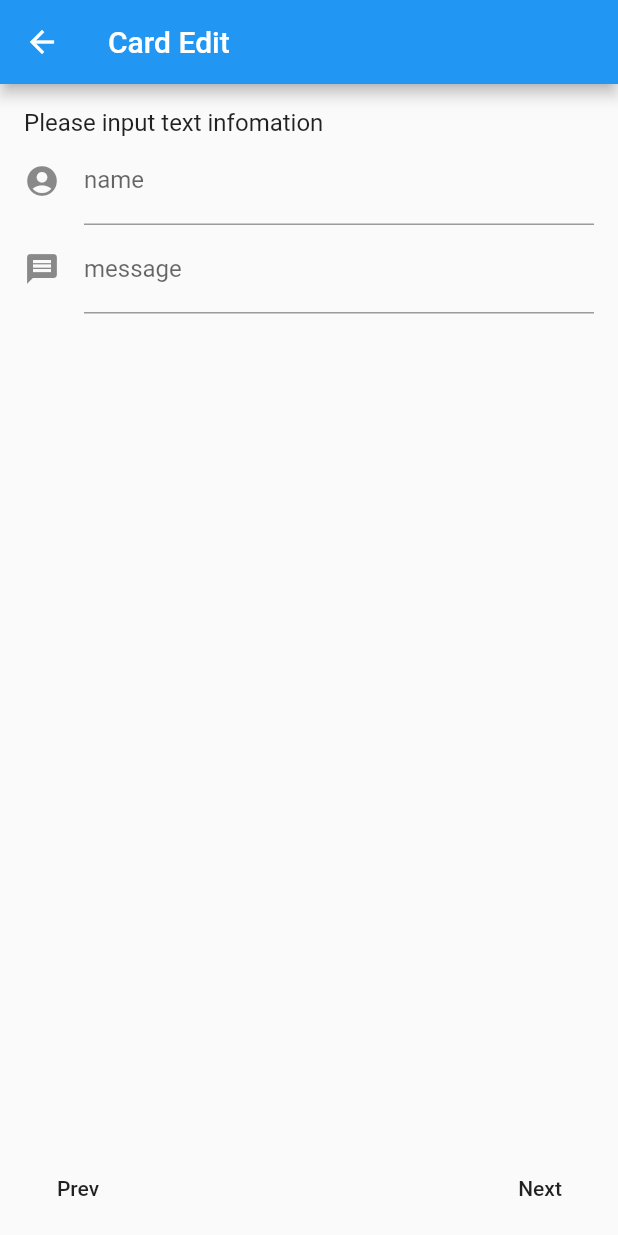
After one commit to hyata87/codca_app, a Flutter app: the CardDraftEditScreen screen opened by its route, after a tap on "Next", on a phone screen of 412 x 824 dp. The commit adds this screen. Run offline on Flutter 3.47's test engine with Material 2 defaults, Android fonts, the phone set to English and light mode, and no system bars; our stand-ins replace built_collection, built_value, font_awesome_flutter, image_picker; generated files the repository leaves out were written again.

Commit message:
add card draft

```diff
--- /dev/null
+++ b/lib/domain/card/card_draft.dart
@@ -0,0 +1,39 @@
+import 'package:built_value/built_value.dart';
+import 'package:built_value/serializer.dart';
+import 'package:codca/domain/card/share_link.dart';
+import 'package:codca/domain/serializers.dart';
+
+part 'card_draft.g.dart';
+
+abstract class CardDraft implements Built<CardDraft, CardDraftBuilder> {
+  @nullable
+  String get uid;
+
+  @nullable
+  String get image;
+
+  @nullable
+  String get name;
+
+  @nullable
+  String get message;
+
+  Set<ShareLink> get shareLinks;
+
+  DateTime get createdAt;
+
+  DateTime get updatedAt;
+
+  CardDraft._();
+  factory CardDraft([void Function(CardDraftBuilder) updates]) = _$CardDraft;
+
+  Map<String, dynamic> toJson() {
+    return serializers.serializeWith(CardDraft.serializer, this);
+  }
+
+  static CardDraft fromJson(Map<String, dynamic> json) {
+    return serializers.deserializeWith(CardDraft.serializer, json);
+  }
+
+  static Serializer<CardDraft> get serializer => _$cardDraftSerializer;
+}
--- /dev/null
+++ b/lib/domain/card/card_draft_repository.dart
@@ -0,0 +1,11 @@
+import 'package:codca/domain/card/card_draft.dart';
+
+abstract class CardDraftRepository {
+  Future<CardDraft> create();
+  Future<CardDraft> fetch(String uid);
+  Future<List<CardDraft>> find();
+  // 下書き保存
+  Future<void> save(CardDraft draft);
+  // 公開
+  Future<void> publish(CardDraft draft);
+}
--- /dev/null
+++ b/lib/domain/card/create_card_draft_usecase.dart
@@ -0,0 +1,14 @@
+import 'package:codca/domain/card/card_draft.dart';
+import 'package:codca/domain/card/card_draft_repository.dart';
+import 'package:codca/domain/usecase.dart';
+
+class CreateCardDraftUseCase implements UseCase<CardDraft, void> {
+  final CardDraftRepository _repository;
+
+  CreateCardDraftUseCase(this._repository);
+
+  @override
+  Future<CardDraft> invoke(void param) {
+    return _repository.create();
+  }
+}
--- /dev/null
+++ b/lib/domain/card/get_card_draft_usecase.dart
@@ -0,0 +1,14 @@
+import 'package:codca/domain/card/card_draft.dart';
+import 'package:codca/domain/card/card_draft_repository.dart';
+import 'package:codca/domain/usecase.dart';
+
+class GetCardDraftUseCase implements UseCase<CardDraft, String> {
+  final CardDraftRepository _repository;
+
+  GetCardDraftUseCase(this._repository);
+
+  @override
+  Future<CardDraft> invoke(String param) {
+    return _repository.fetch(param);
+  }
+}
--- /dev/null
+++ b/lib/domain/card/share_link.dart
@@ -0,0 +1,16 @@
+import 'package:built_collection/built_collection.dart';
+import 'package:built_value/built_value.dart';
+
+part 'share_link.g.dart';
+
+class ShareLink extends EnumClass {
+  static const ShareLink profile = _$profile;
+  static const ShareLink email = _$email;
+  static const ShareLink webSite = _$webSite;
+  static const ShareLink twitter = _$twitter;
+
+  const ShareLink._(String name) : super(name);
+
+  static BuiltSet<ShareLink> get values => _$shareLinkValues;
+  static ShareLink valueOf(String name) => _$shareLinkValueOf(name);
+}
--- /dev/null
+++ b/lib/infra/card/stub_card_draft_repository.dart
@@ -0,0 +1,38 @@
+import 'package:codca/domain/card/card_draft.dart';
+import 'package:codca/domain/card/card_draft_repository.dart';
+import 'package:codca/domain/card/share_link.dart';
+
+class StubCardDraftRepository implements CardDraftRepository {
+  @override
+  Future<CardDraft> create() async {
+    return CardDraft((b) {
+      b.shareLinks = Set.of([ShareLink.profile]);
+      b.createdAt = DateTime.now();
+      b.updatedAt = DateTime.now();
+    });
+  }
+
+  @override
+  Future<CardDraft> fetch(String uid) {
+    // TODO: implement fetch
+    return null;
+  }
+
+  @override
+  Future<List<CardDraft>> find() {
+    // TODO: implement find
+    return null;
+  }
+
+  @override
+  Future<void> publish(CardDraft draft) {
+    // TODO: implement publish
+    return null;
+  }
+
+  @override
+  Future<void> save(CardDraft draft) {
+    // TODO: implement save
+    return null;
+  }
+}
--- a/lib/main.dart
+++ b/lib/main.dart
@@ -1,8 +1,11 @@
-import 'package:codca/presenter/card/card_edit_photo_screen.dart';
+import 'package:codca/domain/card/card_draft_repository.dart';
+import 'package:codca/infra/card/stub_card_draft_repository.dart';
+import 'package:codca/presenter/card/card_draft_edit_screen.dart';
 import 'package:codca/presenter/card/card_edit_screen.dart';
 import 'package:codca/presenter/card/card_screen.dart';
 import 'package:codca/presenter/home/home_screen.dart';
 import 'package:flutter/material.dart';
+import 'package:provider/provider.dart';
 
 void main() => runApp(MyApp());
 
@@ -10,7 +13,12 @@ class MyApp extends StatelessWidget {
   // This widget is the root of your application.
   @override
   Widget build(BuildContext context) {
-    return MaterialApp(
+    return MultiProvider(
+      providers: [
+        Provider<CardDraftRepository>(
+            create: (context) => StubCardDraftRepository()),
+      ],
+      child: MaterialApp(
         title: 'Flutter Demo',
         theme: ThemeData(
           // This is the theme of your application.
@@ -27,10 +35,11 @@ class MyApp extends StatelessWidget {
         initialRoute: "/",
         routes: {
           "/": (context) => HomeScreen(),
-        "/cards/create": (context) => CardEditPhotoScreen(),
+          "/cards/create": (context) => CardDraftEditScreen(null),
           "/cards/detail": (context) => CardScreen(),
           "/cards/update": (context) => CardEditScreen()
         },
+      ),
     );
   }
 }
--- /dev/null
+++ b/lib/presenter/card/card_draft_edit_screen.dart
@@ -0,0 +1,105 @@
+import 'package:codca/domain/card/card_draft_repository.dart';
+import 'package:codca/domain/card/create_card_draft_usecase.dart';
+import 'package:codca/domain/card/get_card_draft_usecase.dart';
+import 'package:codca/presenter/card/card_draft_model.dart';
+import 'package:codca/presenter/card/card_edit_link_page.dart';
+import 'package:codca/presenter/card/card_edit_photo_page.dart';
+import 'package:codca/presenter/card/card_edit_texts_page.dart';
+import 'package:flutter/material.dart';
+import 'package:provider/provider.dart';
+
+class CardDraftEditScreen extends StatelessWidget {
+  final String uid;
+
+  CardDraftEditScreen(this.uid);
+
+  @override
+  Widget build(BuildContext context) {
+    final repository = Provider.of<CardDraftRepository>(context);
+    final createUseCase = CreateCardDraftUseCase(repository);
+    final getUseCase = GetCardDraftUseCase(repository);
+    final PageController pageController = PageController(initialPage: 0);
+    return ChangeNotifierProvider(
+      create: (_) => CardDraftModel(createUseCase, getUseCase)..fetch(uid),
+      child: Consumer<CardDraftModel>(
+        builder: (context, model, __) => Scaffold(
+          appBar: AppBar(
+            title: Text("Card Edit"),
+          ),
+          body: Stack(
+            children: <Widget>[
+              PageView(
+                controller: pageController,
+                children: <Widget>[
+                  CardEditPhotoPage(
+                    image: model.status.selectedImage,
+                    onChangedImage: (file) {
+                      model.selectedPhotoFile(file);
+                    },
+                  ),
+                  CardEditTextsPage(
+                    name: model.status.name,
+                    message: model.status.message,
+                    onChangedName: model.onChangedName,
+                    onChangedMessage: model.onChangedMessage,
+                  ),
+                  CardEditLinkPage(
+                    links: model.status.shareLinks,
+                    onChanged: model.onChangedLinks,
+                  ),
+                ],
+                onPageChanged: (index) {
+                  model.onPageChanged(index);
+                },
+              ),
+              Visibility(
+                visible: model.status.isShowPrevButton,
+                child: Align(
+                  alignment: Alignment.bottomLeft,
+                  child: Padding(
+                    padding: EdgeInsets.all(8),
+                    child: FlatButton(
+                      child: Text("Prev"),
+                      onPressed: () {
+                        pageController.previousPage(
+                            duration: Duration(milliseconds: 300),
+                            curve: Curves.easeIn);
+                      },
+                    ),
+                  ),
+                ),
+              ),
+              Visibility(
+                visible: model.status.isShowNextButton,
+                child: Align(
+                  alignment: Alignment.bottomRight,
+                  child: Padding(
+                    padding: EdgeInsets.all(8),
+                    child: FlatButton(
+                      child: Text("Next"),
+                      onPressed: () {
+                        pageController.nextPage(
+                            duration: Duration(milliseconds: 300),
+                            curve: Curves.easeIn);
+                      },
+                    ),
+                  ),
+                ),
+              ),
+            ],
+          ),
+          floatingActionButton: Visibility(
+            visible: model.status.isValid,
+            child: FloatingActionButton.extended(
+              onPressed: () {},
+              label: Text("Done"),
+              icon: Icon(Icons.done),
+            ),
+          ),
+          floatingActionButtonLocation:
+              FloatingActionButtonLocation.centerFloat,
+        ),
+      ),
+    );
+  }
+}
--- /dev/null
+++ b/lib/presenter/card/card_draft_model.dart
@@ -0,0 +1,125 @@
+import 'dart:io';
+
+import 'package:codca/domain/card/card_draft.dart';
+import 'package:codca/domain/card/create_card_draft_usecase.dart';
+import 'package:codca/domain/card/get_card_draft_usecase.dart';
+import 'package:codca/domain/card/share_link.dart';
+import 'package:codca/domain/maybe.dart';
+import 'package:flutter/material.dart';
+import 'package:flutter/widgets.dart';
+
+class CardDraftModel extends ChangeNotifier {
+  CreateCardDraftUseCase createUseCase;
+
+  GetCardDraftUseCase getUseCase;
+
+  CardDraftModel(this.createUseCase, this.getUseCase);
+
+  CardDraftModelState status = CardDraftModelState();
+
+  void fetch(String uid) async {
+    final draft = uid == null
+        ? await createUseCase.invoke(Object)
+        : await getUseCase.invoke(uid);
+    status = status.copy(draft: draft);
+    notifyListeners();
+  }
+
+  void selectedPhotoFile(File photoFile) async {
+    if (photoFile == null) return;
+    status = status.copy(selectedPhoto: photoFile);
+    notifyListeners();
+  }
+
+  void onPageChanged(int index) async {
+    status = status.copy(pageIndex: index);
+    notifyListeners();
+  }
+
+  void onChangedName(String name) async {
+    status = status.copy(
+      draft: status.draft.rebuild((b) => b.name = name),
+    );
+  }
+
+  void onChangedMessage(String message) async {
+    status = status.copy(
+      draft: status.draft.rebuild((b) => b.message = message),
+    );
+    notifyListeners();
+  }
+
+  void onChangedLinks(ShareLink link, bool value) async {
+    if (value) {
+      status = status.copy(
+        draft: status.draft.rebuild((b) =>
+            b.shareLinks = Set.of(status.draft.shareLinks.toList()..add(link))),
+      );
+    } else {
+      status = status.copy(
+        draft: status.draft.rebuild((b) => b.shareLinks =
+            Set.of(status.draft.shareLinks.toList()..remove(link))),
+      );
+    }
+    notifyListeners();
+  }
+}
+
+class CardDraftModelState {
+  final CardDraft draft;
+
+  final File selectedPhoto;
+
+  final int pageIndex;
+
+  bool get isShowPrevButton => pageIndex != 0;
+
+  bool get isShowNextButton => pageIndex != 2;
+
+  Maybe<ImageProvider> get selectedImage {
+    if (selectedPhoto != null) {
+      return Maybe.some(FileImage(selectedPhoto));
+    }
+    if (draft == null || draft.image == null || draft.image.isEmpty) {
+      return Maybe.nothing();
+    }
+    return Maybe.some(NetworkImage(draft.image));
+  }
+
+  String get name {
+    if (draft == null) return "";
+    return draft.name ?? "";
+  }
+
+  String get message {
+    if (draft == null) return "";
+    return draft.message ?? "";
+  }
+
+  Set<ShareLink> get shareLinks {
+    if (draft == null) return Set.of([]);
+    return draft.shareLinks;
+  }
+
+  bool get isValid {
+    if (draft == null) return false;
+    if (draft.image == null || draft.image.isNotEmpty || selectedPhoto != null)
+      return false;
+
+    return true;
+  }
+
+  const CardDraftModelState({
+    this.draft,
+    this.selectedPhoto,
+    this.pageIndex = 0,
+  });
+
+  CardDraftModelState copy(
+          {CardDraft draft, File selectedPhoto, int pageIndex}) =>
+      CardDraftModelState(
+        draft: draft ?? this.draft,
+        selectedPhoto: selectedPhoto ?? this.selectedPhoto,
+        pageIndex: pageIndex ?? this.pageIndex,
+      );
+}
--- /dev/null
+++ b/lib/presenter/card/card_edit_link_page.dart
@@ -0,0 +1,61 @@
+import 'package:codca/domain/card/share_link.dart';
+import 'package:flutter/material.dart';
+import 'package:font_awesome_flutter/font_awesome_flutter.dart';
+
+class CardEditLinkPage extends StatelessWidget {
+  final Set<ShareLink> links;
+
+  final Function(ShareLink link, bool value) onChanged;
+
+  CardEditLinkPage({
+    this.links,
+    this.onChanged,
+  });
+
+  @override
+  Widget build(BuildContext context) {
+    return Column(
+        crossAxisAlignment: CrossAxisAlignment.start,
+        children: <Widget>[
+          Padding(
+            padding: EdgeInsets.only(left: 16, top: 16, bottom: 4),
+            child: Text(
+              "Please select shared links",
+              style: TextStyle(fontSize: 16),
+            ),
+          ),
+          SwitchListTile(
+            secondary: Icon(Icons.account_box),
+            title: Text("Profile Page"),
+            value: links.contains(ShareLink.profile),
+            onChanged: (value) {
+              onChanged(ShareLink.profile, value);
+            },
+          ),
+          SwitchListTile(
+            secondary: Icon(Icons.home),
+            title: Text("Web Site"),
+            value: links.contains(ShareLink.webSite),
+            onChanged: (value) {
+              onChanged(ShareLink.webSite, value);
+            },
+          ),
+          SwitchListTile(
+            secondary: Icon(Icons.email),
+            title: Text("Email"),
+            value: links.contains(ShareLink.email),
+            onChanged: (value) {
+              onChanged(ShareLink.email, value);
+            },
+          ),
+          SwitchListTile(
+            secondary: FaIcon(FontAwesomeIcons.twitter),
+            title: Text("Twitter"),
+            value: links.contains(ShareLink.twitter),
+            onChanged: (value) {
+              onChanged(ShareLink.twitter, value);
+            },
+          ),
+        ]);
+  }
+}
--- /dev/null
+++ b/lib/presenter/card/card_edit_photo_page.dart
@@ -0,0 +1,91 @@
+import 'dart:io';
+
+import 'package:codca/domain/maybe.dart';
+import 'package:flutter/material.dart';
+import 'package:image_picker/image_picker.dart';
+
+class CardEditPhotoPage extends StatelessWidget {
+  final Maybe<ImageProvider> image;
+
+  final void Function(File file) onChangedImage;
+
+  CardEditPhotoPage({this.image, this.onChangedImage});
+
+  @override
+  Widget build(BuildContext context) {
+    return Center(
+      child: Column(
+        mainAxisAlignment: MainAxisAlignment.center,
+        children: <Widget>[
+          Padding(
+            padding: EdgeInsets.all(8),
+            child: Container(
+              width: double.infinity,
+              height: 200,
+              decoration: image
+                  .map(
+                    (imageProvider) => BoxDecoration(
+                      border: Border.all(color: Colors.black12),
+                      borderRadius: BorderRadius.circular(10),
+                      image: DecorationImage(
+                        image: imageProvider,
+                        fit: BoxFit.cover,
+                      ),
+                    ),
+                  )
+                  .getOrElse(
+                    BoxDecoration(
+                      border: Border.all(color: Colors.black12),
+                      borderRadius: BorderRadius.circular(10),
+                      color: Colors.white,
+                    ),
+                  ),
+              child: image
+                  .map<Widget>(
+                    (_) => Stack(
+                      children: <Widget>[
+                        Align(
+                          alignment: Alignment.bottomRight,
+                          child: IconButton(
+                            icon: Icon(Icons.edit),
+                            onPressed: () async {
+                              final image = await ImagePicker.pickImage(
+                                  source: ImageSource.gallery);
+                              onChangedImage(image);
+                            },
+                            color: Colors.white,
+                          ),
+                        )
+                      ],
+                    ),
+                  )
+                  .getOrElse(
+                    InkWell(
+                      onTap: () async {
+                        final image = await ImagePicker.pickImage(
+                            source: ImageSource.gallery);
+                        onChangedImage(image);
+                      },
+                      child: Stack(
+                        children: <Widget>[
+                          Align(
+                            alignment: Alignment.center,
+                            child: Column(
+                              mainAxisAlignment: MainAxisAlignment.center,
+                              children: <Widget>[
+                                Icon(Icons.file_upload),
+                                Text("Please select upload image"),
+                              ],
+                            ),
+                          )
+                        ],
+                      ),
+                    ),
+                  ),
+            ),
+          ),
+        ],
+      ),
+    );
+  }
+}
--- /dev/null
+++ b/lib/presenter/card/card_edit_texts_page.dart
@@ -0,0 +1,50 @@
+import 'package:flutter/material.dart';
+
+class CardEditTextsPage extends StatelessWidget {
+  final String name;
+
+  final String message;
+
+  final Function(String name) onChangedName;
+
+  final Function(String message) onChangedMessage;
+
+  CardEditTextsPage({
+    this.name,
+    this.message,
+    this.onChangedName,
+    this.onChangedMessage,
+  });
+
+  @override
+  Widget build(BuildContext context) {
+    return Padding(
+      padding: EdgeInsets.all(16),
+      child: Column(
+        crossAxisAlignment: CrossAxisAlignment.start,
+        children: <Widget>[
+          Text(
+            "Please input text infomation",
+            style: TextStyle(fontSize: 16),
+          ),
+          TextField(
+            decoration: InputDecoration(
+              icon: Icon(Icons.account_circle),
+              labelText: "name",
+              hintText: "Input your name",
+            ),
+            onChanged: onChangedName,
+          ),
+          TextField(
+            decoration: InputDecoration(
+              icon: Icon(Icons.message),
+              labelText: "message",
+              hintText: "Input your short messages",
+            ),
+            onChanged: onChangedMessage,
+          ),
+        ],
+      ),
+    );
+  }
+}
```
Also changed, not shown: lib/domain/card/card_draft.g.dart (added), lib/domain/card/share_link.g.dart (added). Lines whose indentation alone changed are shown as unchanged.
